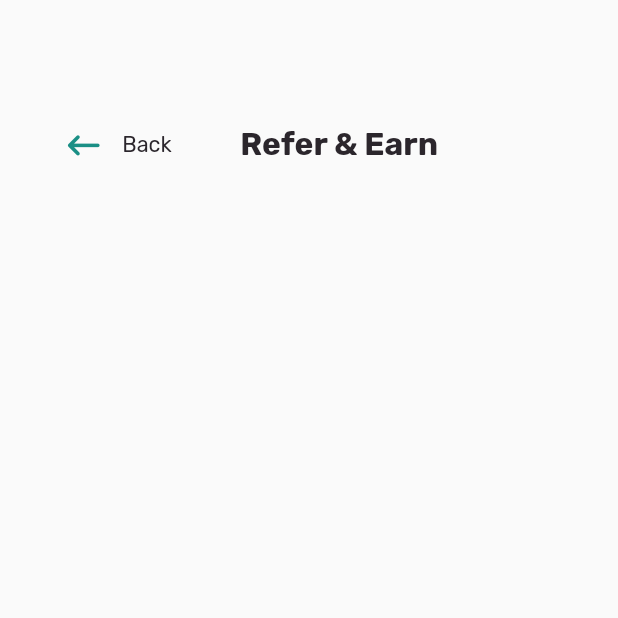
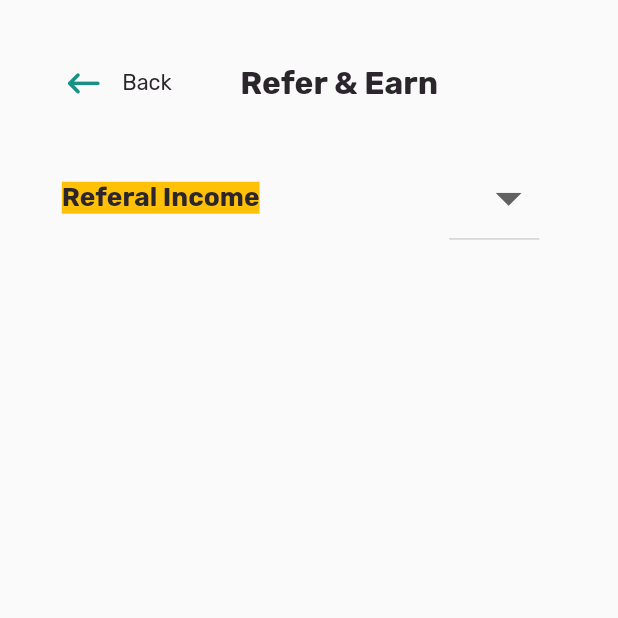
Before and after one commit to dalyathan/Referral-Program, a Flutter app: the screen it shows after launch, on a phone screen of 412 x 824 dp, the top half of it. Run offline on Flutter 3.47's test engine with Material 2 defaults, Android fonts, the phone set to English and light mode, and no system bars; our stand-ins replace google_fonts.

Commit message:
added the select date

```diff
--- a/lib/screens/refer_and_earn.dart
+++ b/lib/screens/refer_and_earn.dart
@@ -1,5 +1,6 @@
-import 'package:dribbble_mahmudul_hasan_manik_referral_program/style.dart';
-import 'package:dribbble_mahmudul_hasan_manik_referral_program/widgets/containers/custom_app_bar.dart';
+import '../style.dart';
+import '../widgets/containers/common/custom_app_bar.dart';
+import '../widgets/containers/refer_and_earn/select_date.dart';
 import 'package:flutter/material.dart';
 
 class ReferAndEarn extends StatelessWidget {
@@ -10,6 +11,10 @@ class ReferAndEarn extends StatelessWidget {
     Size size = MediaQuery.of(context).size;
     double effectiveContentWidth =
         size.width * (1 - 2 * MyStyle.horizontalPaddingRatio);
+    double selectDateHeightRatio = 0.1;
+    SizedBox spacer = SizedBox(
+      height: 0.025 * size.height,
+    );
     return Scaffold(
       body: SafeArea(
         child: Padding(
@@ -22,7 +27,12 @@ class ReferAndEarn extends StatelessWidget {
               CustomAppBar(
                   title: "Refer & earn",
                   height: size.height * MyStyle.appBarHeightRatio,
-                  width: effectiveContentWidth)
+                  width: effectiveContentWidth),
+              spacer,
+              SelectDate(
+                height: size.height * selectDateHeightRatio,
+                width: effectiveContentWidth,
+              )
             ],
           ),
         ),
--- a/lib/style.dart
+++ b/lib/style.dart
@@ -7,7 +7,7 @@ class MyStyle {
   static Color blackish = const Color.fromRGBO(43, 38, 44, 1);
   static Color fadedBlackish = const Color.fromRGBO(142, 149, 169, 1);
   static double horizontalPaddingRatio = 0.1;
-  static double topPaddingRatio = 0.1;
+  static double topPaddingRatio = 0.05;
   static double appBarHeightRatio = 0.07;
   static TextStyle textStyle = GoogleFonts.rubik();
 }
--- /dev/null
+++ b/lib/widgets/containers/refer_and_earn/select_date.dart
@@ -0,0 +1,52 @@
+import 'package:flutter/material.dart';
+
+import '../../../style.dart';
+
+class SelectDate extends StatelessWidget {
+  final double height;
+  final double width;
+  const SelectDate({Key? key, required this.height, required this.width})
+      : super(key: key);
+
+  @override
+  Widget build(BuildContext context) {
+    return Row(
+      mainAxisAlignment: MainAxisAlignment.spaceBetween,
+      children: [
+        Container(
+          color: Colors.amber,
+          width: width * 0.4,
+          child: FittedBox(
+            fit: BoxFit.fitWidth,
+            child: Text(
+              'Referal Income',
+              style: MyStyle.textStyle.copyWith(
+                  color: MyStyle.blackish, fontWeight: FontWeight.bold),
+            ),
+          ),
+        ),
+        Container(
+          //color: Colors.red,
+          width: width * 0.25,
+          height: height,
+          child: FittedBox(
+            fit: BoxFit.contain,
+            child: DropdownButton<String>(
+              items: <String>['A', 'B', 'C', 'D'].map((String value) {
+                return DropdownMenuItem<String>(
+                  value: value,
+                  child: Text(
+                    value,
+                    style: MyStyle.textStyle
+                        .copyWith(color: MyStyle.fadedBlackish),
+                  ),
+                );
+              }).toList(),
+              onChanged: (_) {},
+            ),
+          ),
+        )
+      ],
+    );
+  }
+}
```
Also changed, not shown: lib/widgets/containers/common/custom_app_bar.dart (renamed from lib/widgets/containers/custom_app_bar.dart).
